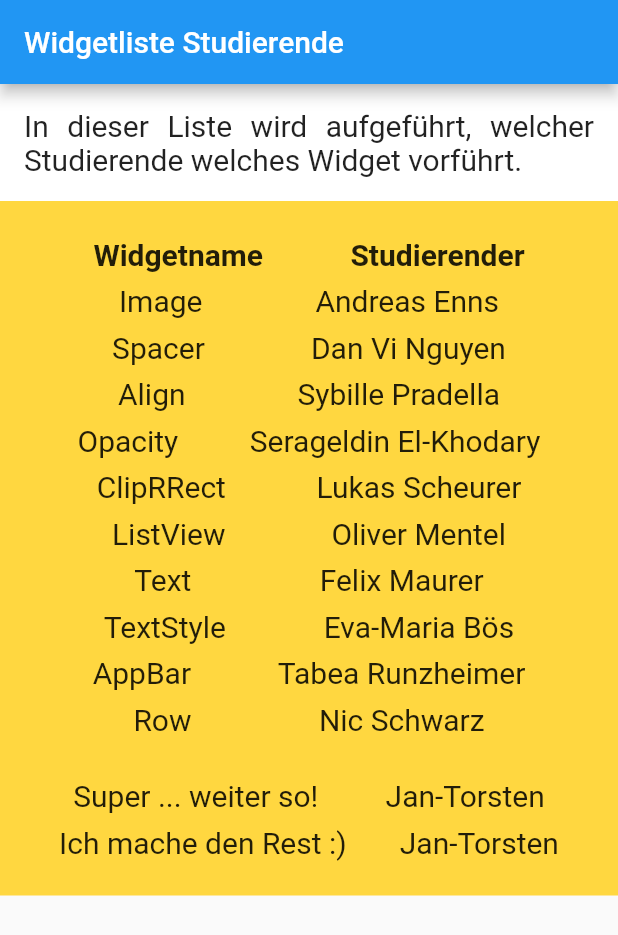
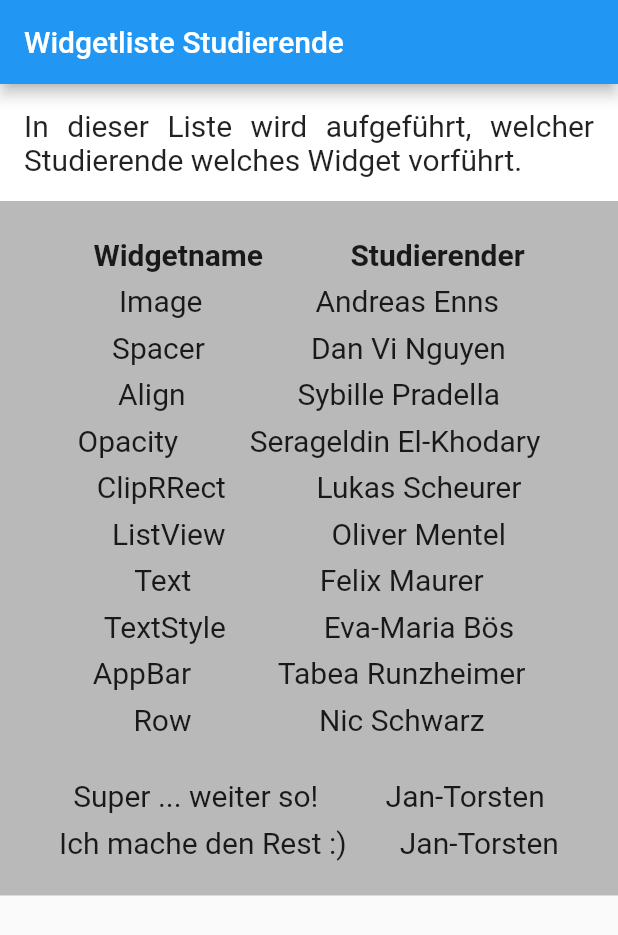
Before and after one commit to drmilde/uebung_1_widgetlist_app, a Flutter app: the screen it shows after launch, on a phone screen of 412 x 824 dp. Shown: the top 935 px of the screen. Run offline on Flutter 3.47's test engine with Material 2 defaults, Android fonts, the phone set to English and light mode, and no system bars.

Commit message:
weg mit dem gelb!

```diff
--- a/lib/main.dart
+++ b/lib/main.dart
@@ -32,7 +32,7 @@ class _WidgetListeStudierendeScreenState
       ),
       body: SingleChildScrollView(
         child: Container(
-          color: Colors.amberAccent,
+          color: Colors.black26,
           child: Column(
             children: <Widget>[
               _titelContainer(),
--- a/pubspec.yaml
+++ b/pubspec.yaml
@@ -14,7 +14,7 @@ description: Projekt zur Uebung1 Vorstellen der Widgets
 version: 1.0.0+1
 
 environment:
-  sdk: ">=2.1.0 <3.0.0"
+  sdk: ">=2.2.0 <3.0.0"
 
 dependencies:
   flutter:
```
